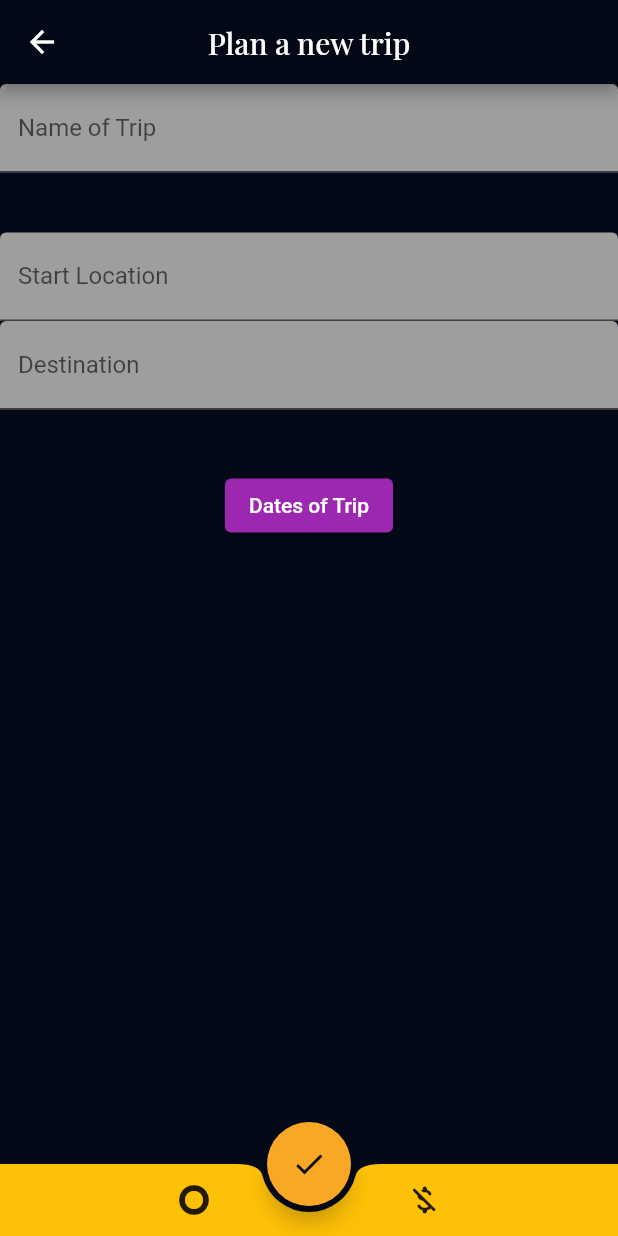
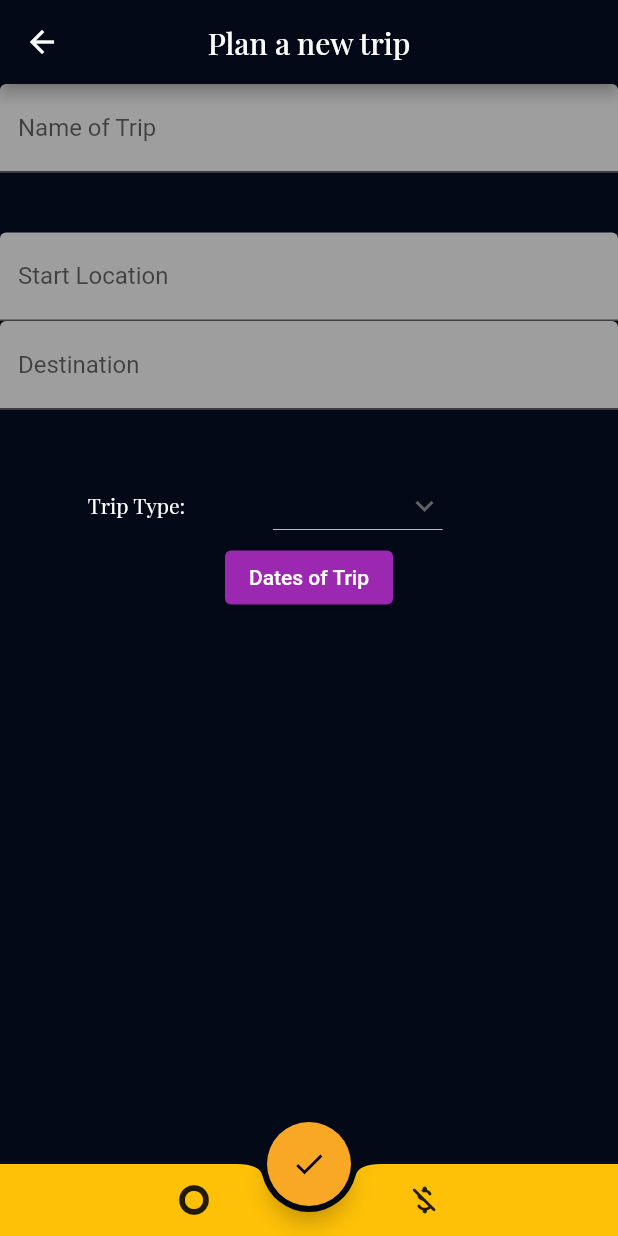
Before and after one commit to MR-ENVYR/raman_meg_22, a Flutter app: the HomePage screen opened by its route, after a tap on the "add" icon, on a phone screen of 412 x 824 dp. Run offline on Flutter 3.47's test engine with Material 2 defaults, Android fonts, the light colour scheme and no system bars; our stand-ins replace google_fonts, sembast.

Commit message:
Working persistence storage

```diff
--- a/megapp/lib/homepage.dart
+++ b/megapp/lib/homepage.dart
@@ -5,6 +5,7 @@ import 'package:path/path.dart';
 import 'package:path_provider/path_provider.dart' as path_provider;
 import 'package:sembast/sembast.dart';
 import 'package:sembast/sembast_io.dart';
+import 'package:megapp/newtrip.dart';
 //import 'widgies.dart';
 
 class HomePage extends StatefulWidget {
@@ -15,6 +16,57 @@ class HomePage extends StatefulWidget {
 }
 
 class _HomePageState extends State<HomePage> {
+    static const kDbFileName = 'sembast_ex.db';
+  static const kDbStoreName = 'example_store';
+
+  late Future<bool> _initDbFuture;
+  late Database _db;
+  late StoreRef<int, Map<String, dynamic>> _store;
+  List<TodoItem> _todos = [];
+
+  @override
+  void initState() {
+    super.initState();
+    this._initDbFuture = _initDb();
+  }
+
+  // Opens a db local file. Creates the db table if it's not yet created.
+  Future<bool> _initDb() async {
+    final dbFolder = await path_provider.getApplicationDocumentsDirectory();
+    final dbPath = join(dbFolder.path, kDbFileName);
+    this._db = await databaseFactoryIo.openDatabase(dbPath);
+    print('Db created at $dbPath');
+    this._store = intMapStoreFactory.store(kDbStoreName);
+    _getTodoItems();
+    return true;
+  }
+
+  // Retrieves records from the db store.
+  Future<void> _getTodoItems() async {
+    final finder = Finder();
+    final recordSnapshots = await this._store.find(this._db, finder: finder);
+    this._todos = recordSnapshots
+        .map(
+          (snapshot) => TodoItem.fromJsonMap({
+            ...snapshot.value,
+            'id': snapshot.key,
+          }),
+        )
+        .toList();
+  }
+
+  // Inserts records to the db store.
+  // Note we don't need to explicitly set the primary key (id), it'll auto
+  // increment.
+  Future<void> _addTodoItem(TodoItem todo) async {
+    final int id = await this._store.add(this._db, todo.toJsonMap());
+    print('Inserted todo item with id=$id.');
+  }
+
+
+
+
+
   @override
   Widget build(BuildContext context) {
     return Scaffold(
@@ -59,6 +111,7 @@ class _HomePageState extends State<HomePage> {
             mainAxisAlignment: MainAxisAlignment.center,
             crossAxisAlignment: CrossAxisAlignment.center,
             children: [
+
             ]),
       ),
     );
--- a/megapp/lib/newtrip.dart
+++ b/megapp/lib/newtrip.dart
@@ -41,17 +41,15 @@ class TodoItem {
         endDate = map['endDate'] as String,
         isDone = map['isDone'] as bool;
 
-
   Map<String, dynamic> toJsonMap() => {
         'id': id,
         'tripname': tripname,
-        'startloc' : startloc,
-        'endloc':endloc,
-        'triptype' :triptype,
-        'startDate' :startDate,
-        'endDate':endDate,
+        'startloc': startloc,
+        'endloc': endloc,
+        'triptype': triptype,
+        'startDate': startDate,
+        'endDate': endDate,
         'isDone': isDone,
-
       };
 }
 
@@ -130,7 +128,6 @@ class _NewTripState extends State<NewTrip> {
     print('Updated $count records in db.');
   }
 
-
   String? tripname;
   String? startloc;
   String? endloc;
@@ -140,12 +137,20 @@ class _NewTripState extends State<NewTrip> {
   String? endDate;
   bool? isDone = false;
 
+  String dropdownvalue = 'Family Trip';
+  // List of items in our dropdown menu
+  var items = [
+    'Vacation',
+    'Office Trip',
+    'Short Outing',
+  ];
   //String? _emcontactname;
   //int? _emcontactnum;
 
   @override
   Widget build(BuildContext context) {
     return Scaffold(
+      resizeToAvoidBottomInset: false,
       backgroundColor: const Color.fromRGBO(3, 9, 23, 1),
       //drawer: theDrawer(context),
       //drawerEnableOpenDragGesture: true,
@@ -180,11 +185,21 @@ class _NewTripState extends State<NewTrip> {
           color: Colors.black,
         ),
         onPressed: () {
-          Navigator.pushNamed(context, 'NewTrip');
+          TodoItem data = TodoItem(
+              tripname: tripname,
+              startloc: startloc,
+              endloc: endloc,
+              triptype: triptype,
+              startDate: startDate,
+              endDate: endDate);
+          _addTodoItem(data);
+          Navigator.pushNamed(context, 'HomePage');
         },
       ),
       floatingActionButtonLocation: FloatingActionButtonLocation.centerDocked,
-      body: Column(crossAxisAlignment: CrossAxisAlignment.center, children: [
+      body: Container(
+        height: MediaQuery.of(context).size.height * 0.9,
+        child: Column(crossAxisAlignment: CrossAxisAlignment.center, children: [
           TextFormField(
             textCapitalization: TextCapitalization.words,
             decoration: const InputDecoration(
@@ -236,6 +251,36 @@ class _NewTripState extends State<NewTrip> {
           const SizedBox(
             height: 40,
           ),
+          Row(mainAxisAlignment: MainAxisAlignment.spaceEvenly, children: [
+            Text(
+              "Trip Type:",
+              style: GoogleFonts.playfairDisplay(color: Colors.white),
+            ),
+            DropdownButton(
+                // Initial Value
+                value: triptype,
+                // Down Arrow Icon
+                icon: const Icon(Icons.keyboard_arrow_down),
+
+                // Array list of items
+                items: items.map((String items) {
+                  return DropdownMenuItem(
+                    value: items,
+                    child: Text(items),
+                  );
+                }).toList(),
+                // After selecting the desired option,it will
+                // change button value to selected value
+                onChanged: (String? newValue) {
+                  setState(() {
+                    dropdownvalue = newValue!;
+                    triptype = dropdownvalue;
+                  });
+                }),
+            const SizedBox(
+              height: 40,
+            ),
+          ]),
           ElevatedButton(
             style: ElevatedButton.styleFrom(backgroundColor: Colors.purple),
             onPressed: () {
@@ -256,6 +301,7 @@ class _NewTripState extends State<NewTrip> {
             child: const Text('Dates of Trip'),
           ),
         ]),
+      ),
     );
   }
 }
```
Lines whose indentation alone changed are shown as unchanged.
